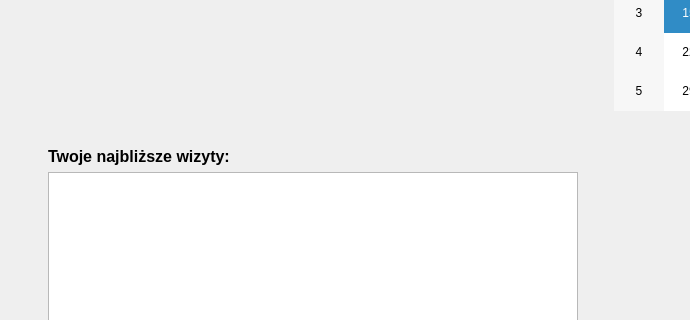
This is mainwindow.ui in dash205/Projekt_Fryzjer as Qt 5 draws it before an edit; both pictures show x 0 to 690 and y 226 to 546 of the 1032 by 670 pixel window. The edited form follows.
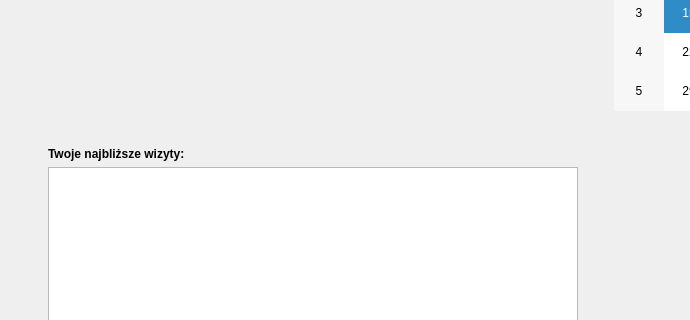
This is the edited form.

```diff
--- a/mainwindow.ui
+++ b/mainwindow.ui
@@ -136,7 +136,6 @@
            <widget class="QLabel" name="label">
             <property name="font">
              <font>
-              <pointsize>12</pointsize>
               <bold>true</bold>
              </font>
             </property>
```
